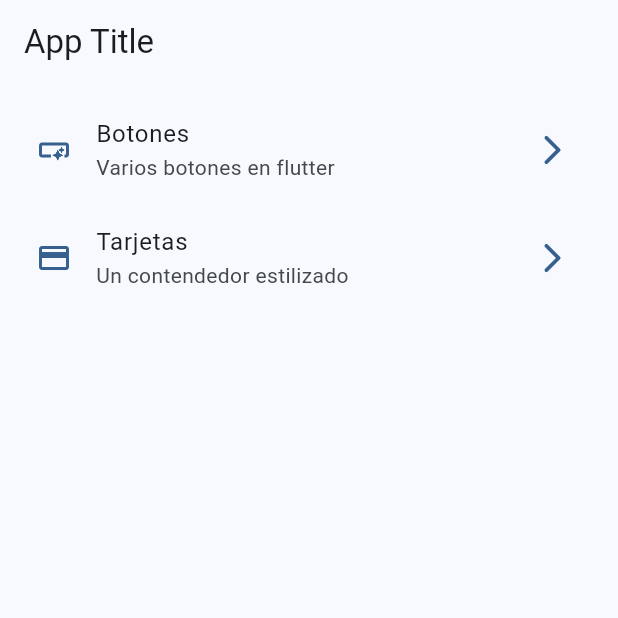
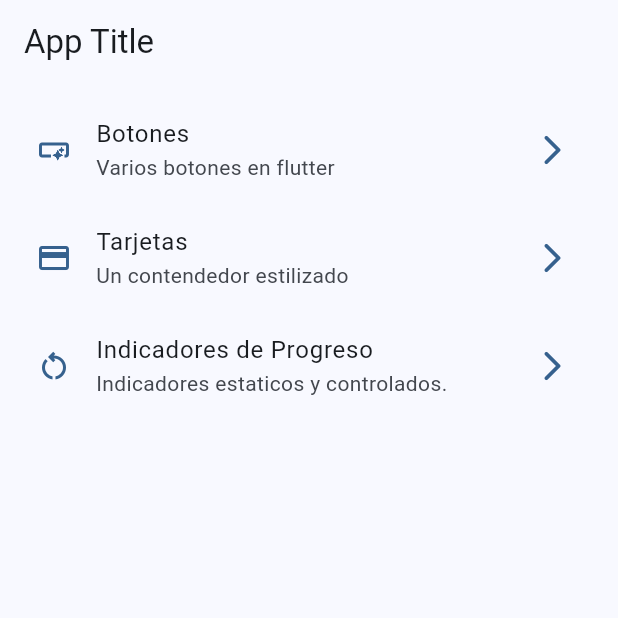
Before and after one commit to josuearroliga/widgetsApp, a Flutter app: the screen it shows after launch, on a phone screen of 412 x 824 dp, the top half of it. Run offline on Flutter 3.47's test engine with Material 3 defaults, Android fonts, the phone set to English and light mode, and no system bars; our stand-ins replace go_router.

Commit message:
Progress Indicator finished.

```diff
--- a/lib/config/menu/menu_items.dart
+++ b/lib/config/menu/menu_items.dart
@@ -26,4 +26,10 @@ const appMenuItems = <MenuItem>[
     link: '/cards',
     icon: Icons.credit_card,
   ),
+  MenuItem(
+    title: 'Indicadores de Progreso',
+    subTitle: 'Indicadores estaticos y controlados.',
+    link: '/progress',
+    icon: Icons.restart_alt_outlined,
+  ),
 ];
--- a/lib/config/router/app_router.dart
+++ b/lib/config/router/app_router.dart
@@ -12,11 +12,18 @@ final appRouter = GoRouter(
     ),
     GoRoute(
       path: '/buttons',
+      name: ButtonsScreen.name,
       builder: (context, state) => const ButtonsScreen(),
     ),
     GoRoute(
       path: '/cards',
+      name: CardsScreen.name,
       builder: (context, state) => const CardsScreen(),
+    ),
+    GoRoute(
+      path: '/progress',
+      name: ProgressScreen.name,
+      builder: (context, state) => const ProgressScreen(),
     ),
   ],
 );
--- a/lib/main.dart
+++ b/lib/main.dart
@@ -7,6 +7,8 @@ void main() {
 }
 
 class MainApp extends StatelessWidget {
+  static const name = 'main_screen';
+
   const MainApp({super.key});
 
   @override
--- a/lib/presentation/screens/buttons/buttons_screen.dart
+++ b/lib/presentation/screens/buttons/buttons_screen.dart
@@ -1,6 +1,7 @@
 import 'package:flutter/material.dart';
 
 class ButtonsScreen extends StatelessWidget {
+  static const name = 'buttons_screen';
   const ButtonsScreen({super.key});
 
   @override
--- a/lib/presentation/screens/cards/cards_screen.dart
+++ b/lib/presentation/screens/cards/cards_screen.dart
@@ -12,6 +12,7 @@ const cards = <Map<String, dynamic>>[
 ];
 
 class CardsScreen extends StatelessWidget {
+  static const name = 'cards_screen';
   const CardsScreen({super.key});
 
   @override
```
Also changed, not shown: lib/presentation/screens/progress/progress_screen.dart (+73 -1 lines).
